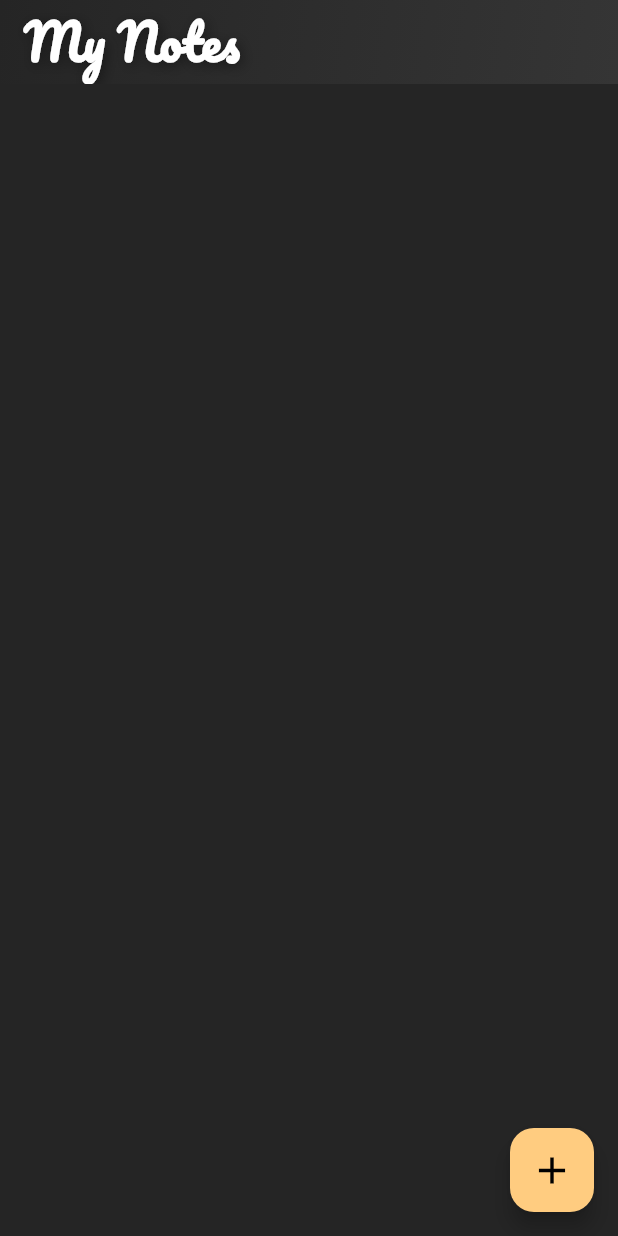
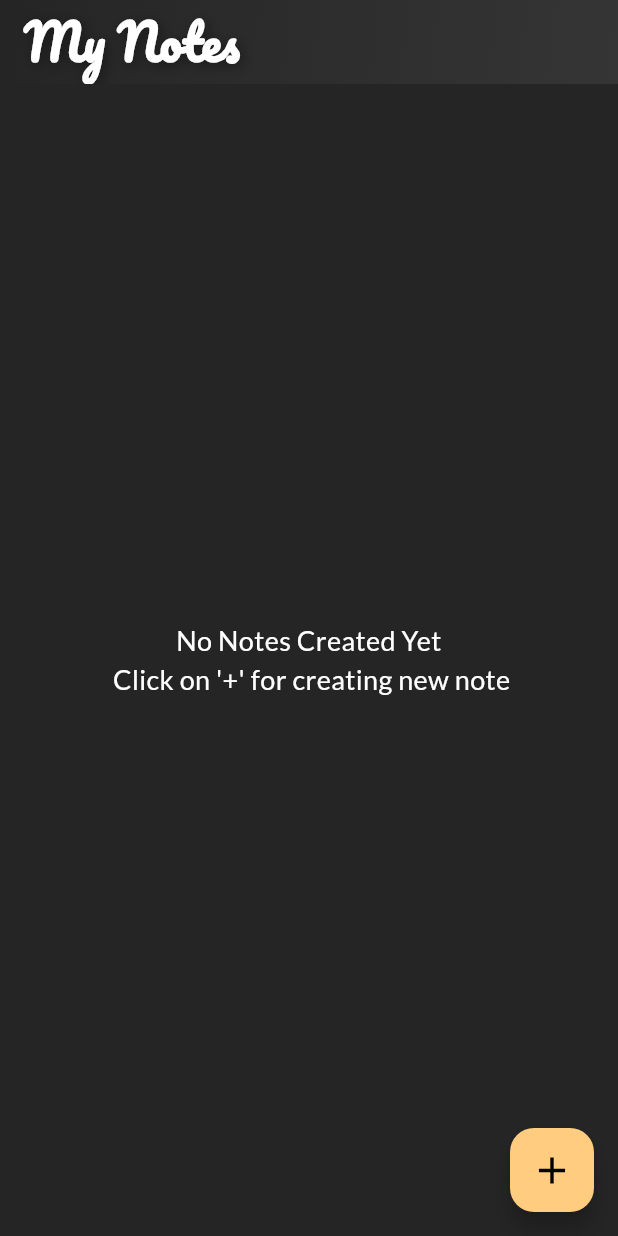
Before and after one commit to cybersleuth0/cloud-notes, a Flutter app: the screen it shows after launch, on a phone screen of 412 x 824 dp. Run offline on Flutter 3.47's test engine with Material 3 defaults, Android fonts, the light colour scheme and no system bars; our stand-ins replace cloud_firestore, firebase_core, flutter_bloc, google_fonts; accounts and stored records are empty.

Commit message:
Refactor: Enhance NoteBloc with Update and Delete functionality and improve UI feedback
This commit introduces several key enhancements:

**Bloc Layer (NoteBloc):**
- Implemented `UpdateNoteEvent` to handle updating existing notes in Firestore.
- Implemented `DeleteNoteEvent` to handle deleting notes from Firestore.
- Added a `fetchNotes` helper method to encapsulate the logic for retrieving all notes from Firestore, reducing code duplication.
- Updated `AddNoteEvent` to use `fetchNotes` and emit `NoteSuccessState` with a snackbar message.
- `NoteSuccessState` now includes an optional `snackBarMsg` for providing user feedback.
- Refactored `GetInitialNotesEvent` to use the `fetchNotes` method.

**UI Layer (HomePage & DetailsPage):**
- **HomePage:**
    - Used `BlocConsumer` to listen for `NoteState` changes and display appropriate snackbar messages for success and failure operations.
    - Improved empty state UI to show a message when no notes are present.
    - Cleaned up commented-out code and unused variables.
- **DetailsPage:**
    - Implemented the note update functionality by dispatching `UpdateNoteEvent` when the "Save Note" button is pressed and changes are detected.
    - Corrected the date formatting from microseconds to milliseconds.
    - Added navigation pop after successful deletion.

**Event & State:**
- Added `noteModel` property to `UpdateNoteEvent`.
- Added `snackBarMsg` property to `NoteSuccessState`.

**Build:**
- Added Firebase-specific files (`firebase.json`, `.firebase/`, `google-services.json`) to `.gitignore`.

```diff
--- a/lib/Bloc/notes_event.dart
+++ b/lib/Bloc/notes_event.dart
@@ -8,7 +8,9 @@ class AddNoteEvent extends NoteEvent {
 }
 
 class UpdateNoteEvent extends NoteEvent {
-  UpdateNoteEvent({required NoteModel noteModel});
+  NoteModel noteModel;
+
+  UpdateNoteEvent({required this.noteModel});
 }
 
 class DeleteNoteEvent extends NoteEvent {
--- a/lib/Bloc/notes_state.dart
+++ b/lib/Bloc/notes_state.dart
@@ -10,7 +10,9 @@ class NoteLoadingState extends NoteState {}
 
 class NoteSuccessState extends NoteState {
   List<NoteModel> notes;
-  NoteSuccessState({required this.notes});
+  String? snackBarMsg;
+
+  NoteSuccessState({required this.notes, this.snackBarMsg});
 }
 
 class NoteFailureState extends NoteState {
--- a/lib/screens/homepage.dart
+++ b/lib/screens/homepage.dart
@@ -1,5 +1,4 @@
 import 'dart:math';
-
 import 'package:flutter/material.dart';
 import 'package:flutter_bloc/flutter_bloc.dart';
 import 'package:google_fonts/google_fonts.dart';
@@ -19,7 +18,6 @@ class HomePage extends StatefulWidget {
 class _HomepageState extends State<HomePage> {
   final List<Map<String, dynamic>> _colorsAndbordercolor = [
     {
-      //"backcolor": Color(0xfff8a44c),
       "backcolor": Color(0xffffab91),
     },
     {"backcolor": Color(0xffffcc80)},
@@ -32,15 +30,10 @@ class _HomepageState extends State<HomePage> {
   TextEditingController titleController = TextEditingController();
   TextEditingController descController = TextEditingController();
 
-  // FirebaseFirestore? firebaseFirestore;
-  // CollectionReference? collRef;
-
   @override
   void initState() {
     super.initState();
     context.read<NoteBloc>().add(GetInitialNotesEvent());
-    // firebaseFirestore = FirebaseFirestore.instance;
-    // collRef = firebaseFirestore!.collection("notes");
   }
 
   @override
@@ -54,6 +47,7 @@ class _HomepageState extends State<HomePage> {
 
   @override
   Widget build(BuildContext context) {
+    print("object");
     return Scaffold(
       backgroundColor: Color(0xff252525),
       appBar: AppBar(
@@ -79,22 +73,6 @@ class _HomepageState extends State<HomePage> {
                 ),
               ),
             ),
-            // Container(
-            //   padding: const EdgeInsets.all(10),
-            //   decoration: BoxDecoration(
-            //     color: Colors.grey.shade800.withOpacity(0.7),
-            //     borderRadius: BorderRadius.circular(15),
-            //     boxShadow: [
-            //       BoxShadow(
-            //         color: Colors.black.withOpacity(0.3),
-            //         spreadRadius: 1,
-            //         blurRadius: 5,
-            //         offset: const Offset(0, 3),
-            //       ),
-            //     ],
-            //   ),
-            //   child: const Icon(Icons.search, size: 28, color: Colors.white),
-            // ),
           ],
         ),
         flexibleSpace: Container(
@@ -109,7 +87,22 @@ class _HomepageState extends State<HomePage> {
       ),
       body: Padding(
         padding: const EdgeInsets.all(16.0),
-        child: BlocBuilder<NoteBloc, NoteState>(
+        child: BlocConsumer<NoteBloc, NoteState>(
+          listener: (context, state) {
+            if (state is NoteFailureState) {
+              ScaffoldMessenger.of(
+                context,
+              ).showSnackBar(SnackBar(content: Text(state.errorMessage)));
+            }
+            if (state is NoteSuccessState) {
+              if (state.snackBarMsg != null && state.snackBarMsg!.isNotEmpty) {
+                ScaffoldMessenger
+                    .of(context)
+                    .showSnackBar(
+                    SnackBar(content: Text(state.snackBarMsg.toString())));
+              }
+            }
+          },
           builder: (context, state) {
             if (state is NoteLoadingState) {
               return Center(child: CircularProgressIndicator());
@@ -118,7 +111,7 @@ class _HomepageState extends State<HomePage> {
               return Center(child: Text(state.errorMessage));
             }
             if (state is NoteSuccessState) {
-              return GridView.builder(
+              return state.notes.isNotEmpty ? GridView.builder(
                 gridDelegate: SliverGridDelegateWithFixedCrossAxisCount(
                   crossAxisCount: 2,
                   crossAxisSpacing: 12,
@@ -136,17 +129,6 @@ class _HomepageState extends State<HomePage> {
                           contex, App_Routes.ROUTE_DETAILSPAGE, arguments: {
                         "note": state.notes[index]
                       });
-                      // Navigator.pushNamed(
-                      //   context,
-                      //   "/detailspage",
-                      //   arguments: {
-                      //     "title": allnotes[index].nTitle,
-                      //     "desc": allnotes[index].nDesc,
-                      //     "id": allnotes[index].nId,
-                      //     "date": allnotes[index].nCreatedat,
-                      //   },
-                      // );
-                      // setState(() {});
                     },
                     child: Container(
                       padding: const EdgeInsets.all(15),
@@ -217,20 +199,19 @@ class _HomepageState extends State<HomePage> {
                     ),
                   );
                 },
-              );
+              ) : Center(
+                  child: Text(
+                    "No Notes Created Yet \n Click on '+' for creating new note",
+                    textAlign: TextAlign.center,
+                    style: GoogleFonts.lato(
+                      textStyle: const TextStyle(
+                        fontSize: 18,
+                        color: Colors.white,
+                      ),
+                    ),
+                  ));
             }
             return Container();
-            // : Center(
-            // child: Text(
-            // "No Notes Found. Tap '+' to add one!",
-            // style: GoogleFonts.lato(
-            // textStyle: const TextStyle(
-            // color: Colors.white70,
-            // fontSize: 18,
-            // ),
-            // ),
-            // ),
-            // );
           },
         ),
       ),
@@ -245,12 +226,12 @@ class _HomepageState extends State<HomePage> {
                 backgroundColor: Color(0xff252525),
                 builder: (_) {
                   return Container(
-                    height: MediaQuery.of(context).size.height * 0.75,
+                    height: MediaQuery.of(ctx).size.height * 0.75,
                     padding: EdgeInsets.only(
                       left: 16,
                       right: 16,
                       top: 16,
-                      bottom: MediaQuery.of(context).viewInsets.bottom,
+                      bottom: MediaQuery.of(ctx).viewInsets.bottom,
                     ),
                     decoration: const BoxDecoration(
                       borderRadius: BorderRadius.only(
@@ -308,7 +289,6 @@ class _HomepageState extends State<HomePage> {
                                   fontSize: 16,
                                 ),
                               ),
-                              //enabledBorder Means when we don't click on the input field
                               enabledBorder: const OutlineInputBorder(
                                 borderSide: BorderSide(
                                   color: Colors.white,
@@ -318,7 +298,6 @@ class _HomepageState extends State<HomePage> {
                                   Radius.circular(15),
                                 ),
                               ),
-                              //focusedBorder Means when we click on the input field
                               focusedBorder: const OutlineInputBorder(
                                 borderSide: BorderSide(
                                   color: Colors.lightGreenAccent,
@@ -351,7 +330,6 @@ class _HomepageState extends State<HomePage> {
                                   fontSize: 16,
                                 ),
                               ),
-                              //enabledBorder Means when we don't click on the input field
                               enabledBorder: const OutlineInputBorder(
                                 borderSide: BorderSide(
                                   color: Colors.white,
@@ -361,7 +339,6 @@ class _HomepageState extends State<HomePage> {
                                   Radius.circular(15),
                                 ),
                               ),
-                              //focusedBorder Means when we click on the input field
                               focusedBorder: const OutlineInputBorder(
                                 borderSide: BorderSide(
                                   color: Colors.lightGreenAccent,
@@ -409,18 +386,9 @@ class _HomepageState extends State<HomePage> {
                                         ),
                                       ),
                                     );
-                                    ScaffoldMessenger.of(context).showSnackBar(
-                                      SnackBar(
-                                        content: Text(
-                                          "Note Added Successfully!",
-                                        ),
-                                      ),
-                                    );
                                     titleController.clear();
                                     descController.clear();
                                   }
-
-                                  // Close the bottom sheet after adding the note
                                   Navigator.pop(context);
                                 },
                                 child: Text(
```
Also changed, not shown: lib/Bloc/notes_bloc.dart (+102 -16 lines), lib/screens/detailspage.dart (+14 -3 lines), 1 other file.
